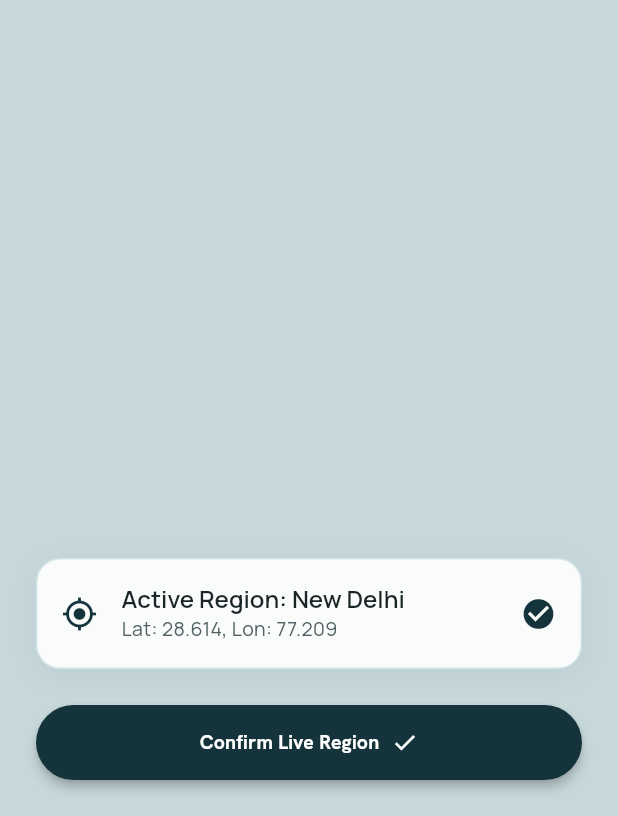
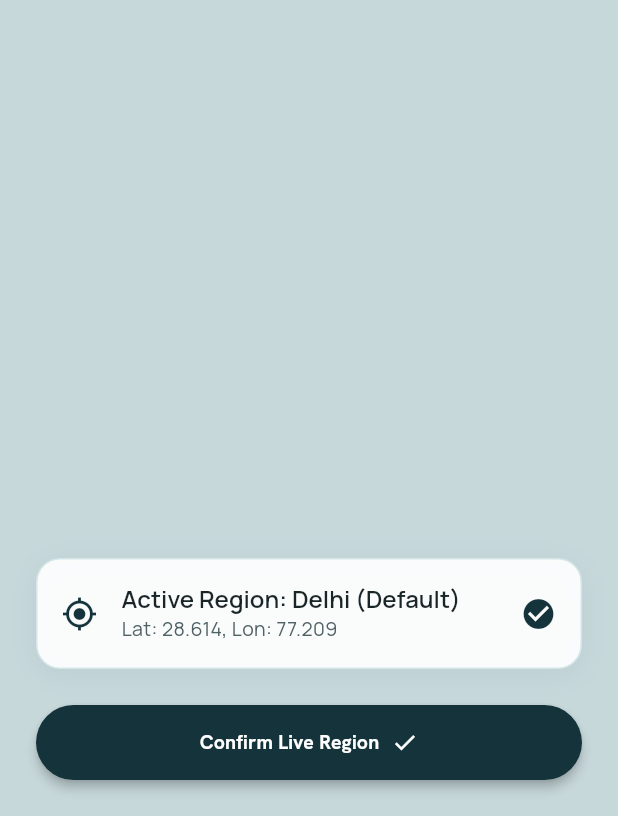
Before and after one commit to Sage4017/Mausam-App, a Flutter app: the screen it shows after launch, after a tap on "Get Started", on a phone screen of 412 x 824 dp, the part 420-1236 px from its top. Run offline on Flutter 3.47's test engine with Material 3 defaults, Android fonts, the phone set to English and light mode, and no system bars; our stand-ins replace dio, flutter_riverpod, geocoding, geolocator, google_fonts, shared_preferences; network calls fail.

Commit message:
feat: Integrated Reverse Geocoding to dynamically display precise locality/city in UI

```diff
--- a/mausam_app/lib/screens/home_screen.dart
+++ b/mausam_app/lib/screens/home_screen.dart
@@ -78,7 +78,7 @@ class HomeScreen extends StatelessWidget {
                       crossAxisAlignment: CrossAxisAlignment.start,
                       children: [
                         Text(
-                          'New Delhi (Live Region)',
+                          state.currentCity,
                           style: Theme.of(context).textTheme.headlineLarge?.copyWith(fontSize: 22),
                         ),
                         Text(
--- a/mausam_app/lib/screens/location_permission_screen.dart
+++ b/mausam_app/lib/screens/location_permission_screen.dart
@@ -57,7 +57,7 @@ class LocationPermissionScreen extends StatelessWidget {
                       child: Column(
                         crossAxisAlignment: CrossAxisAlignment.start,
                         children: [
-                          Text('Active Region: New Delhi', style: Theme.of(context).textTheme.headlineMedium?.copyWith(fontSize: 16)),
+                          Text('Active Region: ${state.currentCity}', style: Theme.of(context).textTheme.headlineMedium?.copyWith(fontSize: 16)),
                           Text('Lat: ${lat.toStringAsFixed(3)}, Lon: ${lon.toStringAsFixed(3)}', style: Theme.of(context).textTheme.bodyMedium),
                         ],
                       ),
--- a/mausam_app/lib/services/app_state.dart
+++ b/mausam_app/lib/services/app_state.dart
@@ -1,5 +1,6 @@
 import 'package:flutter/material.dart';
 import 'package:geolocator/geolocator.dart';
+import 'package:geocoding/geocoding.dart';
 import '../models/app_models.dart';
 import '../core/app_theme.dart';
 import 'api_client.dart';
@@ -7,6 +8,9 @@ import 'api_client.dart';
 class AppState extends ChangeNotifier {
   // Navigation
   int currentBottomNavIndex = 0;
+
+  // Real-time location name
+  String currentCity = "Fetching location...";
 
   // Selected Personas & Weights (Rated out of 10)
   final Set<PersonaType> selectedPersonas = {
@@ -206,6 +210,22 @@ class AppState extends ChangeNotifier {
       final lat = position?.latitude;
       final lon = position?.longitude;
 
+      if (lat != null && lon != null) {
+        try {
+          final placemarks = await placemarkFromCoordinates(lat, lon);
+          if (placemarks.isNotEmpty) {
+            final p = placemarks.first;
+            currentCity = "${p.subLocality ?? p.locality ?? 'Unknown'}, ${p.administrativeArea ?? ''}".trim();
+            if (currentCity.endsWith(',')) currentCity = currentCity.substring(0, currentCity.length - 1);
+          }
+        } catch (e) {
+          debugPrint("Reverse geocoding error: $e");
+          currentCity = "Location Found ($lat, $lon)";
+        }
+      } else {
+        currentCity = "Delhi (Default)";
+      }
+
       final homeResponse = await apiClient.getCustomFeed(
         userPreferences: prefs,
         heroCount: heroCount,
--- a/mausam_app/pubspec.yaml
+++ b/mausam_app/pubspec.yaml
@@ -39,6 +39,7 @@ dependencies:
   shared_preferences: ^2.5.5
   google_fonts: ^8.2.1
   geolocator: ^14.0.3
+  geocoding: ^5.0.0
 
 dev_dependencies:
   flutter_test:
```
Also changed, not shown: mausam_app/pubspec.lock, 1 other file.
